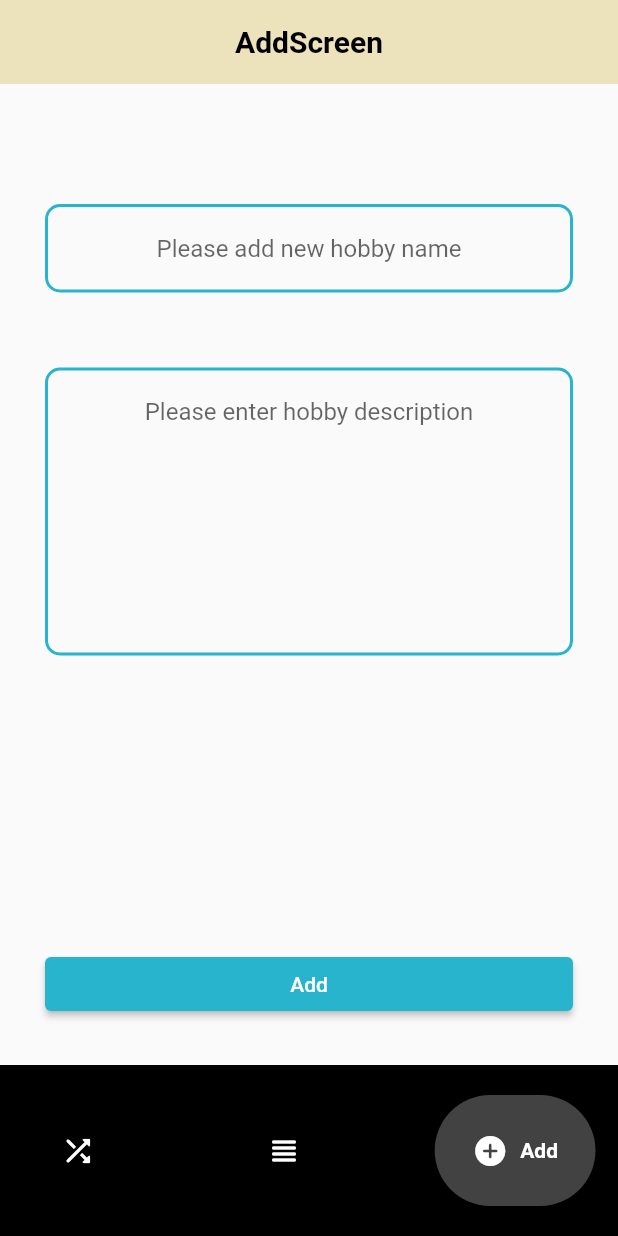
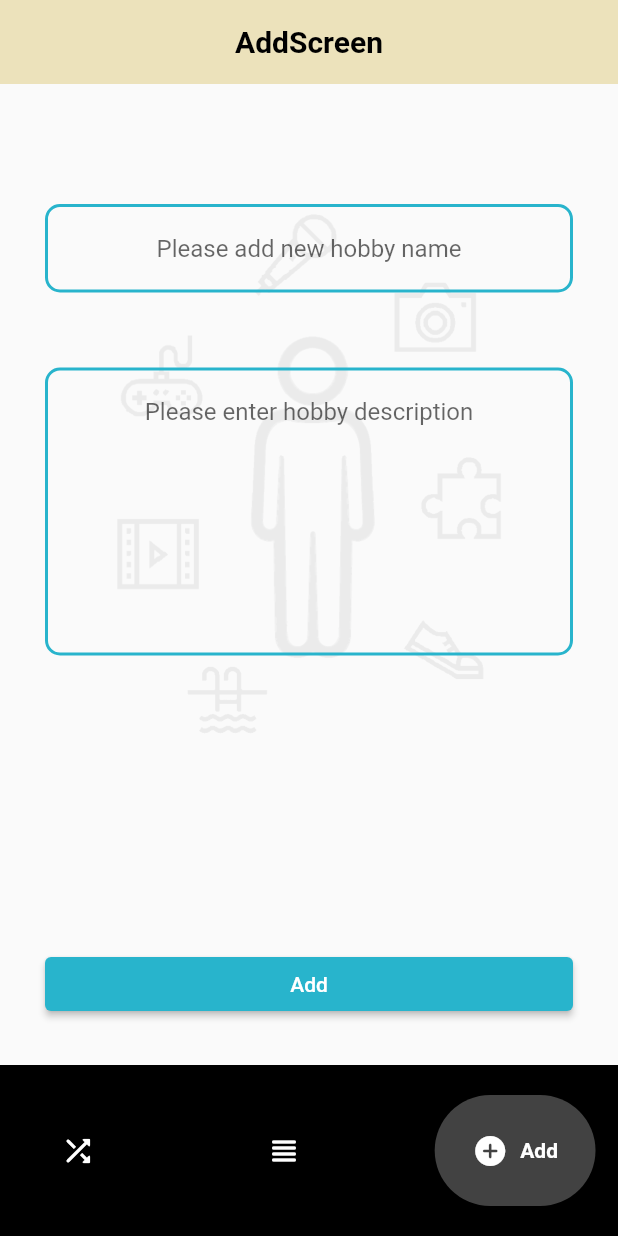
Before and after one commit to AnJasid/hobby_picker, a Flutter app: the screen it shows after launch, item 3 of the bottom bar chosen, on a phone screen of 412 x 824 dp. Run offline on Flutter 3.47's test engine with Material 2 defaults, Android fonts, the phone set to English and light mode, and no system bars; drawn by our look-alikes of google_nav_bar.

Commit message:
update on add_screen.dart: add new background image

```diff
--- a/lib/screens/add_screen.dart
+++ b/lib/screens/add_screen.dart
@@ -18,7 +18,17 @@ class AddScreen extends StatelessWidget {
           ),
         ),
       ),
-      body: Center(
+      body: Container(
+        width: double.infinity,
+        height: double.infinity,
+        decoration: const BoxDecoration(
+          image: DecorationImage(
+            image: AssetImage('assets/images/bg.png'),
+            opacity: 0.06,
+            fit: BoxFit.cover,
+          ),
+        ),
+        child: Center(
           child: Padding(
             padding: const EdgeInsets.all(30),
             child: Column(
@@ -83,6 +93,7 @@ class AddScreen extends StatelessWidget {
             ),
           ),
         ),
+      ),
     );
   }
 }
```
Lines whose indentation alone changed are shown as unchanged.
